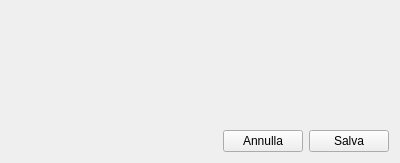
Old version of the form editaccountdialog.ui in the repository freesmee/freesmee-desktop.
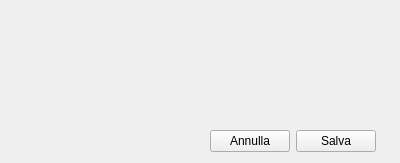
New version of the form. Icons and pictures are not drawn.

What changed in the file:
```diff
--- a/editaccountdialog.ui
+++ b/editaccountdialog.ui
@@ -71,6 +71,13 @@
        </property>
       </widget>
      </item>
+     <item>
+      <widget class="QLabel" name="labelSpin">
+       <property name="text">
+        <string/>
+       </property>
+      </widget>
+     </item>
     </layout>
    </item>
   </layout>
```
Left out of the diff: 8 changed lines with no effect on the pictures.
